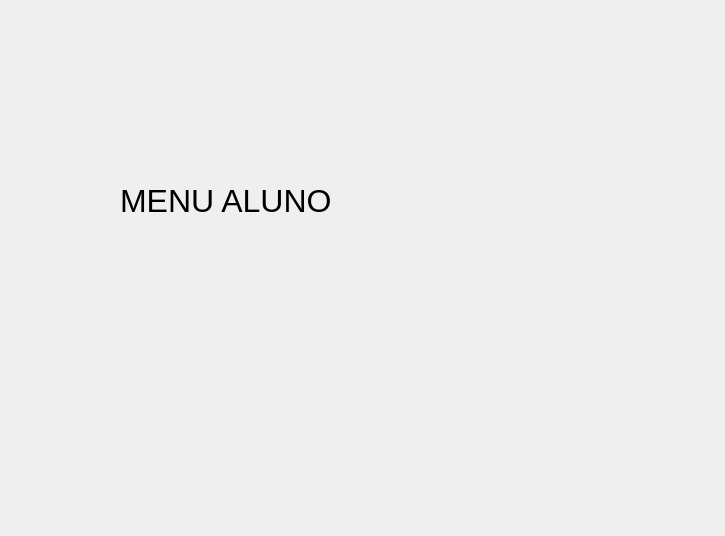
Above: departamento/gui/menualuno.ui from PedroWegner/projeto_final_desktop before the change. Below: the same form after it.
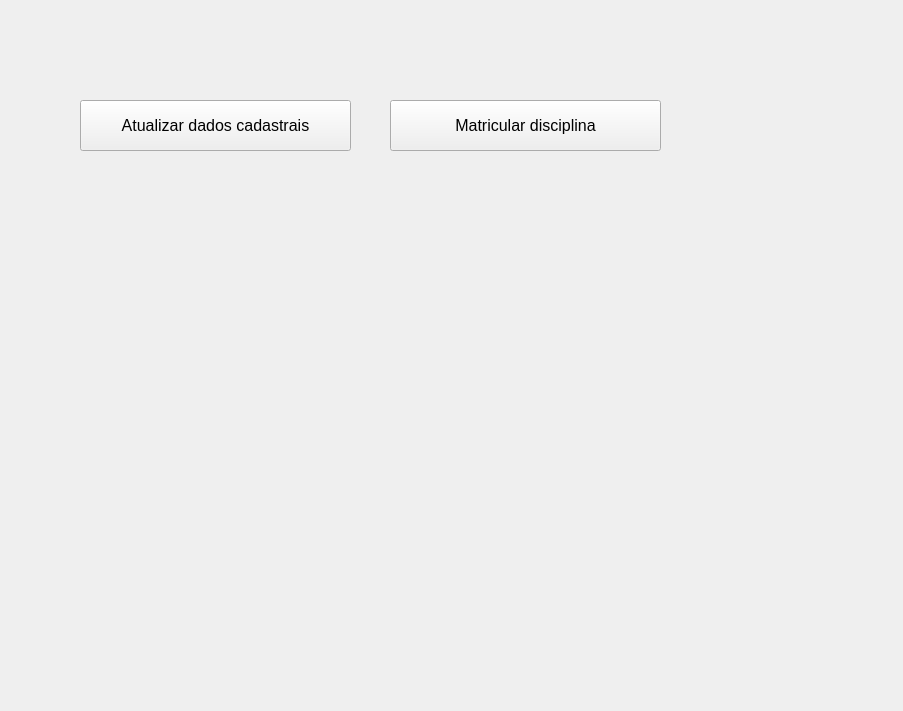
That is the form after the change.

Commit message: implementada telas de registro de disciplina, atualizacoes e matricula. projeto organizado em modulo

```diff
--- a/departamento/gui/menualuno.ui
+++ b/departamento/gui/menualuno.ui
@@ -6,8 +6,8 @@
    <rect>
     <x>0</x>
     <y>0</y>
-    <width>725</width>
-    <height>536</height>
+    <width>903</width>
+    <height>711</height>
    </rect>
   </property>
   <property name="windowTitle">
@@ -16,10 +16,10 @@
   <widget class="QLabel" name="label">
    <property name="geometry">
     <rect>
-     <x>120</x>
-     <y>110</y>
+     <x>80</x>
+     <y>10</y>
      <width>451</width>
-     <height>181</height>
+     <height>111</height>
     </rect>
    </property>
    <property name="font">
@@ -28,7 +28,43 @@
     </font>
    </property>
    <property name="text">
-    <string>MENU ALUNO</string>
+    <string/>
+   </property>
+  </widget>
+  <widget class="QPushButton" name="atualiza_btn">
+   <property name="geometry">
+    <rect>
+     <x>80</x>
+     <y>100</y>
+     <width>271</width>
+     <height>51</height>
+    </rect>
+   </property>
+   <property name="font">
+    <font>
+     <pointsize>12</pointsize>
+    </font>
+   </property>
+   <property name="text">
+    <string>Atualizar dados cadastrais</string>
+   </property>
+  </widget>
+  <widget class="QPushButton" name="btn_matricular">
+   <property name="geometry">
+    <rect>
+     <x>390</x>
+     <y>100</y>
+     <width>271</width>
+     <height>51</height>
+    </rect>
+   </property>
+   <property name="font">
+    <font>
+     <pointsize>12</pointsize>
+    </font>
+   </property>
+   <property name="text">
+    <string>Matricular disciplina</string>
    </property>
   </widget>
  </widget>
```
Left out of the diff: 2 changed lines with no effect on the pictures. The commit also changes 13 other files.
